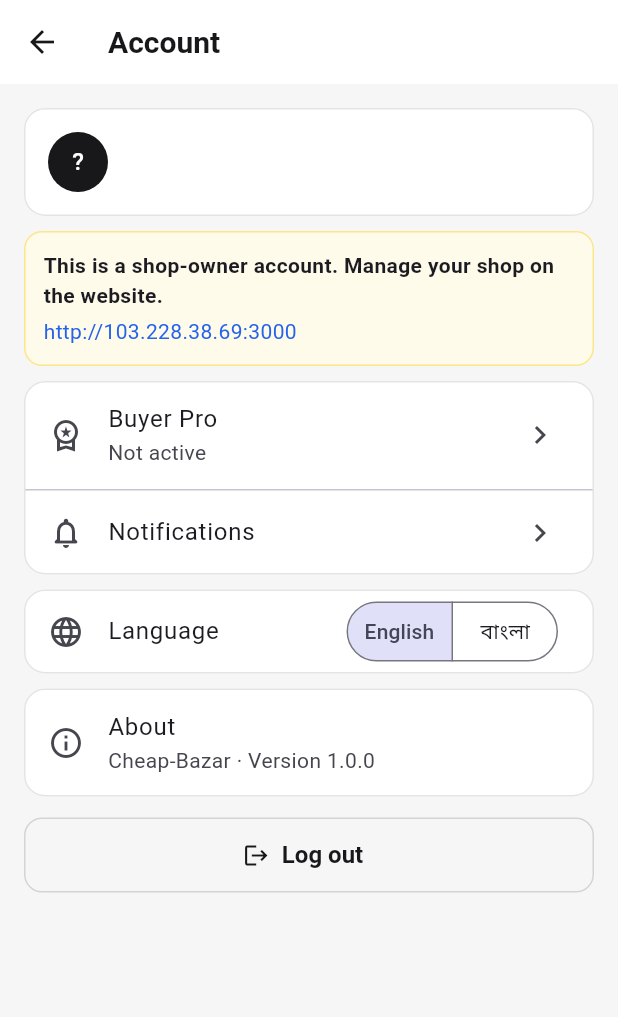
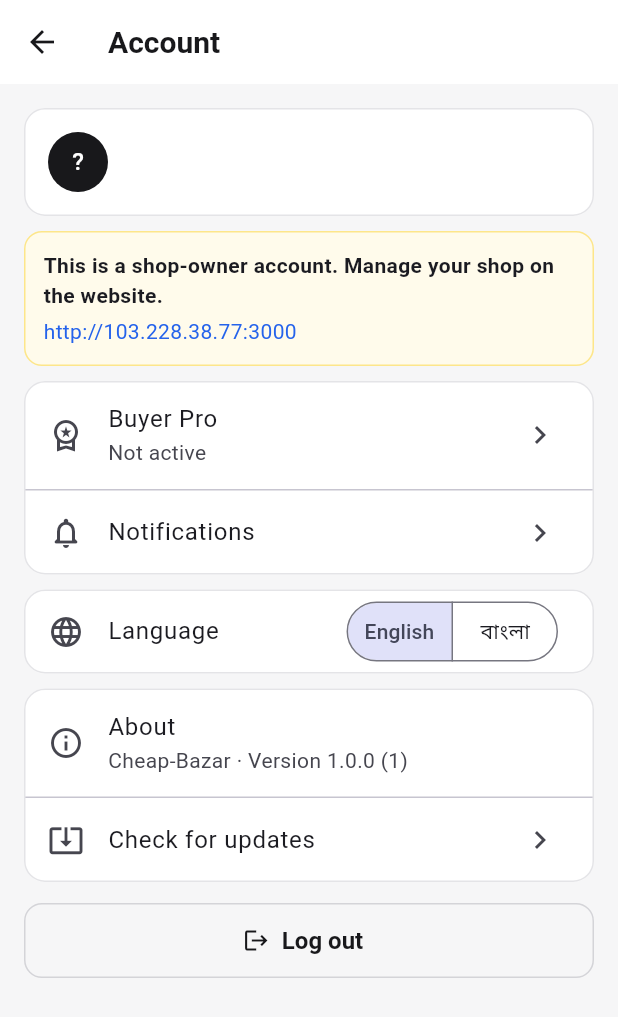
Before and after one commit to PromitSarker/CheapBazar, a Flutter app: the AccountScreen screen opened directly, on a phone screen of 412 x 824 dp. Shown: the top 1017 px of the screen. Run offline on Flutter 3.47's test engine with Material 3 defaults, Android fonts, the phone set to English and light mode, and no system bars; our stand-ins replace cached_network_image, flutter_secure_storage, shared_preferences; accounts and stored records are empty; network calls fail.

Commit message:
feat(mobile): in-app update check, point app at the new server
- Settings > About: "Check for updates" reads /downloads/latest.json, compares
  version+build with the installed app and offers to download the newer APK
  (Android then asks to tap Install; same signing key, so it updates in place).
- AppConfig.build added; a test fails if config.dart drifts from pubspec.yaml.
- deploy/publish-apk.sh now writes "build" into latest.json.
- Default API base URL / README / CI now use the new server 103.228.38.77:3000.
- English + Bangla strings; unit tests for the version comparison and update check.

```diff
--- a/mobile/lib/config.dart
+++ b/mobile/lib/config.dart
@@ -1,8 +1,10 @@
 /// Build-time configuration. Override with:
 ///   flutter build apk --dart-define=API_BASE_URL=https://shop.example.com
 class AppConfig {
-  static const String baseUrl = String.fromEnvironment('API_BASE_URL', defaultValue: 'http://103.228.38.69:3000');
+  static const String baseUrl = String.fromEnvironment('API_BASE_URL', defaultValue: 'http://103.228.38.77:3000');
   static const String apiPrefix = '/api/m/v1';
+  // Keep both in sync with `version:` in pubspec.yaml (test/app_update_test.dart fails if they drift).
   static const String version = '1.0.0';
+  static const int build = 1;
   static const String sellerSiteHint = 'the Cheap-Bazar website';
 }
--- a/mobile/lib/state/l10n.dart
+++ b/mobile/lib/state/l10n.dart
@@ -120,6 +120,13 @@ const Map<String, Map<String, String>> _strings = {
     'cancelled_ok': 'Done',
     'about': 'About',
     'version': 'Version',
+    'check_update': 'Check for updates',
+    'up_to_date': 'You have the latest version',
+    'update_available': 'Update available',
+    'update_available_body': 'Version {v} is ready. Download it, then tap Install when Android asks. Your account and bag stay as they are.',
+    'update_now': 'Update',
+    'later': 'Later',
+    'update_check_failed': 'Could not check for updates. Please try again.',
     'required_field': 'Required',
     'invalid_phone': 'Enter a valid mobile number',
     'sponsored': 'Sponsored',
@@ -242,6 +249,13 @@ const Map<String, Map<String, String>> _strings = {
     'cancelled_ok': 'সম্পন্ন',
     'about': 'পরিচিতি',
     'version': 'সংস্করণ',
+    'check_update': 'আপডেট দেখুন',
+    'up_to_date': 'আপনার অ্যাপটি সর্বশেষ সংস্করণে আছে',
+    'update_available': 'নতুন আপডেট এসেছে',
+    'update_available_body': 'সংস্করণ {v} প্রস্তুত। ডাউনলোড করে অ্যান্ড্রয়েড চাইলে Install চাপুন। আপনার অ্যাকাউন্ট ও ব্যাগ যেমন আছে তেমনই থাকবে।',
+    'update_now': 'আপডেট করুন',
+    'later': 'পরে',
+    'update_check_failed': 'আপডেট দেখা যায়নি। আবার চেষ্টা করুন।',
     'required_field': 'আবশ্যক',
     'invalid_phone': 'সঠিক মোবাইল নম্বর দিন',
     'sponsored': 'স্পনসর্ড',
--- a/mobile/lib/ui/screens/account_screen.dart
+++ b/mobile/lib/ui/screens/account_screen.dart
@@ -7,6 +7,7 @@ import '../../config.dart';
 import '../../state/l10n.dart';
 import '../../state/session.dart';
 import '../widgets/common.dart';
+import '../widgets/update_tile.dart';
 import 'auth_screen.dart';
 import 'notifications_screen.dart';
 import 'pro_screen.dart';
@@ -122,9 +123,11 @@ class AccountScreen extends StatelessWidget {
             ListTile(
               leading: const Icon(Icons.info_outline),
               title: Text(t.t('about')),
-              subtitle: Text('${t.t('app_name')} · ${t.t('version')} ${AppConfig.version}'),
+              subtitle: Text('${t.t('app_name')} · ${t.t('version')} ${AppConfig.version} (${AppConfig.build})'),
               onTap: () => launchUrl(Uri.parse(api.baseUrl), mode: LaunchMode.externalApplication),
             ),
+            const Divider(height: 1),
+            const UpdateTile(),
           ]),
         ),
         if (s.loggedIn) ...[
--- /dev/null
+++ b/mobile/lib/ui/widgets/update_tile.dart
@@ -0,0 +1,73 @@
+import 'package:flutter/material.dart';
+import 'package:http/http.dart' as http;
+import 'package:provider/provider.dart';
+import 'package:url_launcher/url_launcher.dart';
+
+import '../../api/api_client.dart';
+import '../../state/app_update.dart';
+import '../../state/l10n.dart';
+import 'common.dart';
+
+/// Settings row: "Check for updates". When a newer APK is published on the site it offers to download it;
+/// Android then asks the user to tap Install (same signing key, so it updates in place and keeps their data).
+class UpdateTile extends StatefulWidget {
+  const UpdateTile({super.key, this.client});
+  final http.Client? client; // injectable for tests
+
+  @override
+  State<UpdateTile> createState() => _UpdateTileState();
+}
+
+class _UpdateTileState extends State<UpdateTile> {
+  bool _busy = false;
+
+  Future<void> _check() async {
+    final t = context.read<LocaleController>();
+    final base = context.read<ApiClient>().baseUrl;
+    setState(() => _busy = true);
+    AppUpdate? update;
+    try {
+      update = await checkForUpdate(widget.client ?? http.Client(), base);
+    } catch (_) {
+      if (mounted) {
+        setState(() => _busy = false);
+        showSnack(context, t.t('update_check_failed'), error: true);
+      }
+      return;
+    }
+    if (!mounted) return;
+    setState(() => _busy = false);
+    if (update == null) {
+      showSnack(context, t.t('up_to_date'));
+      return;
+    }
+    final mb = update.size > 0 ? ' (${(update.size / 1024 / 1024).toStringAsFixed(1)} MB)' : '';
+    final go = await showDialog<bool>(
+      context: context,
+      builder: (_) => AlertDialog(
+        title: Text(t.t('update_available')),
+        content: Text('${t.t('update_available_body', {'v': update!.version})}$mb'),
+        actions: [
+          TextButton(onPressed: () => Navigator.pop(context, false), child: Text(t.t('later'))),
+          FilledButton(onPressed: () => Navigator.pop(context, true), child: Text(t.t('update_now'))),
+        ],
+      ),
+    );
+    if (go != true || !mounted) return;
+    final ok = await launchUrl(update.downloadUri(base), mode: LaunchMode.externalApplication);
+    if (!ok && mounted) showSnack(context, t.t('update_check_failed'), error: true);
+  }
+
+  @override
+  Widget build(BuildContext context) {
+    final t = context.watch<LocaleController>();
+    return ListTile(
+      leading: const Icon(Icons.system_update_alt),
+      title: Text(t.t('check_update')),
+      trailing: _busy
+          ? const SizedBox(width: 20, height: 20, child: CircularProgressIndicator(strokeWidth: 2))
+          : const Icon(Icons.chevron_right),
+      onTap: _busy ? null : _check,
+    );
+  }
+}
--- a/mobile/tool/live_check.dart
+++ b/mobile/tool/live_check.dart
@@ -1,11 +1,11 @@
 // Contract check against a REAL server (read-only except sign-up/login of a throwaway buyer).
-//   dart run tool/live_check.dart http://103.228.38.69:3000
+//   dart run tool/live_check.dart http://103.228.38.77:3000
 import 'dart:convert';
 import 'dart:io';
 import 'dart:math';
 
 Future<void> main(List<String> args) async {
-  final base = (args.isNotEmpty ? args.first : 'http://103.228.38.69:3000').replaceAll(RegExp(r'/+$'), '');
+  final base = (args.isNotEmpty ? args.first : 'http://103.228.38.77:3000').replaceAll(RegExp(r'/+$'), '');
   final http = HttpClient();
   var failures = 0;
   void check(bool ok, String what) {
```
Also changed, not shown: mobile/lib/state/app_update.dart (added, +68 -0 lines), 4 other files.
